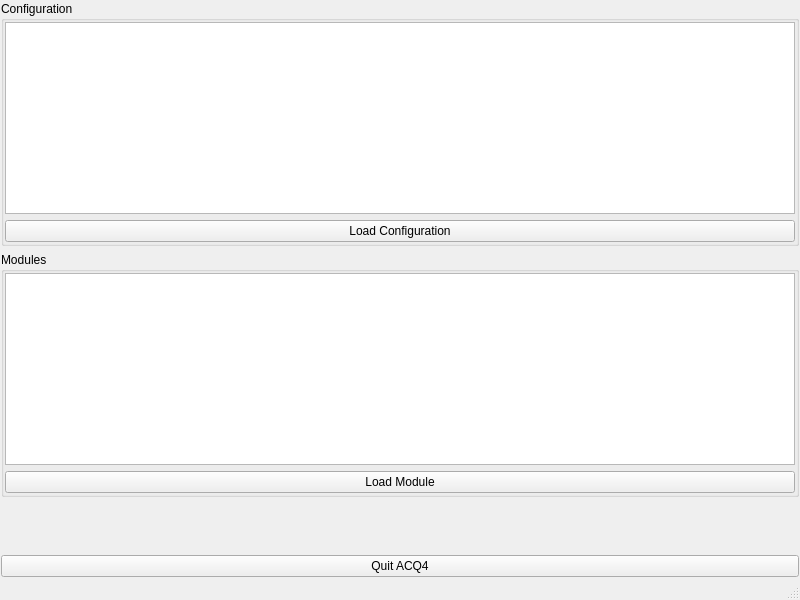
The window that lib/modules/Manager/ManagerTemplate.ui (acq4/acq4) describes before a commit, drawn with Qt 5.
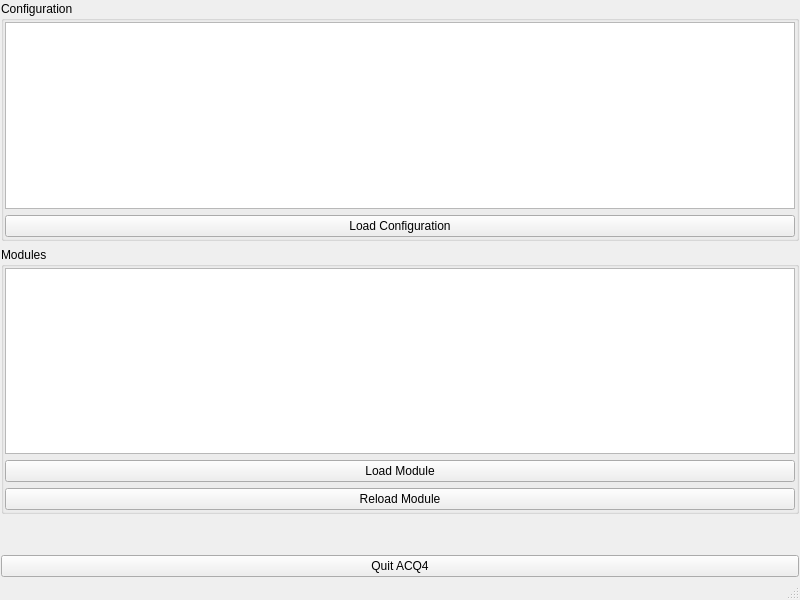
The same window after the commit.

Commit message: Numerous updates:   - ability to reload module code on the fly   - bunch of small UI udpates/fixes   - histogram in camera mod   - some mod windows remember their geometry/dock state now   - disabled ptime hack--doesn't seem to be needed (or even work) anymore.

What changed in the file:
```diff
--- a/lib/modules/Manager/ManagerTemplate.ui
+++ b/lib/modules/Manager/ManagerTemplate.ui
@@ -64,6 +64,13 @@
            </property>
           </widget>
          </item>
+         <item>
+          <widget class="QPushButton" name="reloadModuleBtn">
+           <property name="text">
+            <string>Reload Module</string>
+           </property>
+          </widget>
+         </item>
         </layout>
        </widget>
       </item>
```
The commit also changes 38 other files.
